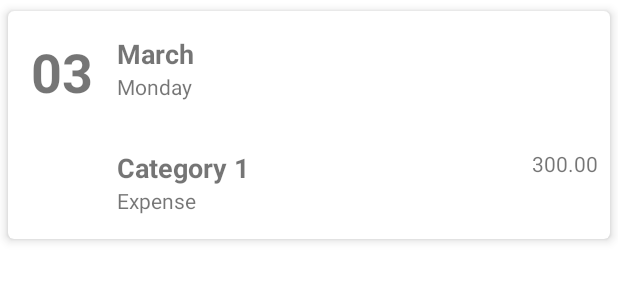
After one commit to flowaccount/flowaccount.challenges, an Android app: the layout item_transaction.xml on its own in the app's theme, with its tools: preview values and no code run, on a phone screen of 412 x 824 dp. The commit adds this screen. Shown: the top 300 px of the screen. Run offline under Robolectric (Android 15) with nearby library versions, the phone set to English and light mode, and no system bars; network calls fail.

Commit message:
create transaction item layout.

```diff
--- /dev/null
+++ b/android/app/src/main/res/layout/item_transaction.xml
@@ -0,0 +1,87 @@
+<?xml version="1.0" encoding="utf-8"?>
+<androidx.cardview.widget.CardView
+    xmlns:android="http://schemas.android.com/apk/res/android"
+    xmlns:app="http://schemas.android.com/apk/res-auto"
+    xmlns:tools="http://schemas.android.com/tools"
+    android:layout_width="match_parent"
+    android:layout_height="wrap_content"
+    app:cardUseCompatPadding="true"
+    app:cardElevation="@dimen/card_elevation"
+    app:cardCornerRadius="@dimen/card_corner" >
+
+    <androidx.constraintlayout.widget.ConstraintLayout
+        android:layout_width="match_parent"
+        android:layout_height="wrap_content"
+        android:paddingStart="@dimen/horizontal_margin"
+        android:paddingEnd="@dimen/horizontal_margin"
+        android:paddingTop="@dimen/vertical_margin"
+        android:paddingBottom="@dimen/vertical_margin">
+
+        <TextView
+            style="@style/TransactionTitleTextView"
+            android:id="@+id/transaction_date"
+            android:layout_width="0dp"
+            android:layout_height="0dp"
+            android:gravity="center"
+            app:layout_constraintTop_toTopOf="@+id/transaction_month"
+            app:layout_constraintLeft_toLeftOf="parent"
+            app:layout_constraintRight_toLeftOf="@+id/transaction_month"
+            app:layout_constraintBottom_toBottomOf="@+id/transaction_day_of_week"
+            app:layout_constraintHorizontal_weight="3"
+            tools:text="03" />
+
+        <TextView
+            style="@style/TransactionSubTitleTextView"
+            android:id="@+id/transaction_month"
+            android:layout_width="0dp"
+            android:layout_height="wrap_content"
+            android:layout_marginStart="@dimen/horizontal_margin"
+            app:layout_constraintTop_toTopOf="parent"
+            app:layout_constraintLeft_toRightOf="@id/transaction_date"
+            app:layout_constraintRight_toRightOf="parent"
+            app:layout_constraintHorizontal_weight="17"
+            tools:text="March" />
+
+        <TextView
+            style="@style/TransactionBodyTextView"
+            android:id="@+id/transaction_day_of_week"
+            android:layout_width="0dp"
+            android:layout_height="wrap_content"
+            app:layout_constraintTop_toBottomOf="@id/transaction_month"
+            app:layout_constraintStart_toStartOf="@id/transaction_month"
+            app:layout_constraintEnd_toEndOf="@id/transaction_month"
+            tools:text="Monday" />
+
+        <TextView
+            style="@style/TransactionBodyTextView"
+            android:id="@+id/transaction_amount"
+            android:layout_width="wrap_content"
+            android:layout_height="wrap_content"
+            android:layout_marginTop="@dimen/item_transaction_vertical_space"
+            app:layout_constraintEnd_toEndOf="parent"
+            app:layout_constraintTop_toBottomOf="@id/transaction_day_of_week"
+            tools:text="300.00" />
+
+        <TextView
+            style="@style/TransactionSubTitleTextView"
+            android:id="@+id/transaction_category"
+            android:layout_width="0dp"
+            android:layout_height="wrap_content"
+            app:layout_constraintEnd_toStartOf="@+id/transaction_amount"
+            app:layout_constraintStart_toStartOf="@+id/transaction_month"
+            app:layout_constraintTop_toTopOf="@+id/transaction_amount"
+            tools:text="Category 1" />
+
+        <TextView
+            style="@style/TransactionBodyTextView"
+            android:id="@+id/transaction_type"
+            android:layout_width="0dp"
+            android:layout_height="wrap_content"
+            app:layout_constraintEnd_toStartOf="@+id/transaction_amount"
+            app:layout_constraintStart_toStartOf="@+id/transaction_category"
+            app:layout_constraintTop_toBottomOf="@+id/transaction_category"
+            app:layout_constraintBottom_toBottomOf="parent"
+            tools:text="Expense" />
+
+    </androidx.constraintlayout.widget.ConstraintLayout>
+</androidx.cardview.widget.CardView>
--- a/android/app/src/main/res/values/dimens.xml
+++ b/android/app/src/main/res/values/dimens.xml
@@ -1,3 +1,11 @@
 <resources>
+    <dimen name="horizontal_margin">8dp</dimen>
+    <dimen name="vertical_margin">16dp</dimen>
     <dimen name="fab_margin">16dp</dimen>
+    <dimen name="card_elevation">4dp</dimen>
+    <dimen name="card_corner">4dp</dimen>
+    <dimen name="item_transaction_title">36sp</dimen>
+    <dimen name="item_transaction_subtitle">18sp</dimen>
+    <dimen name="item_transaction_body">14sp</dimen>
+    <dimen name="item_transaction_vertical_space">32dp</dimen>
 </resources>
--- /dev/null
+++ b/android/app/src/main/res/values/styles.xml
@@ -0,0 +1,16 @@
+<?xml version="1.0" encoding="utf-8"?>
+<resources>
+    <style name="TransactionTitleTextView" parent="Widget.AppCompat.TextView">
+        <item name="android:textStyle">bold</item>
+        <item name="android:textSize">@dimen/item_transaction_title</item>
+    </style>
+
+    <style name="TransactionSubTitleTextView" parent="Widget.AppCompat.TextView">
+        <item name="android:textStyle">bold</item>
+        <item name="android:textSize">@dimen/item_transaction_subtitle</item>
+    </style>
+
+    <style name="TransactionBodyTextView" parent="Widget.AppCompat.TextView">
+        <item name="android:textSize">@dimen/item_transaction_body</item>
+    </style>
+</resources>
```
